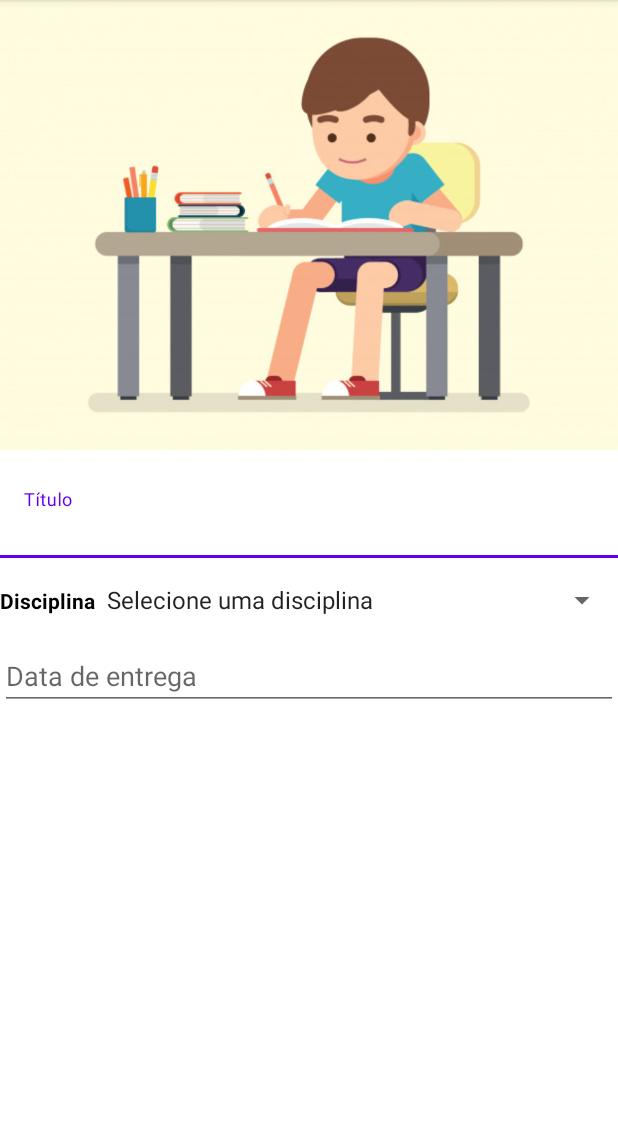
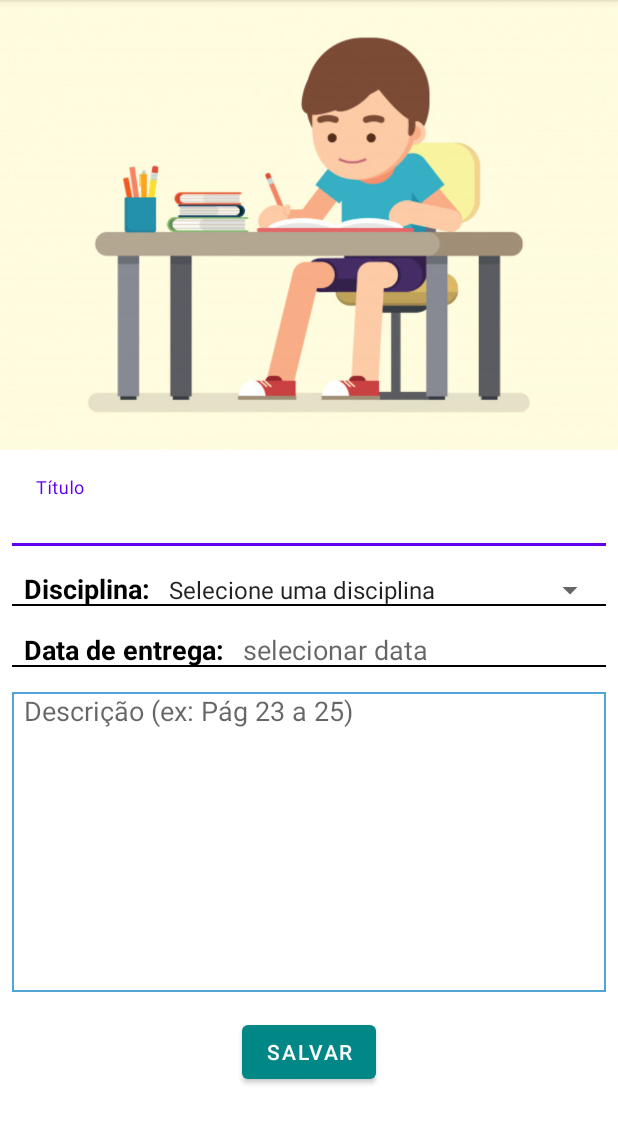
Before and after one commit to rmartorano/APP-HWReminder, an Android app: the screen it shows after launch (MainActivity), in the side drawer, after a tap on "Reminder", on a phone screen of 412 x 824 dp, the part 84-1228 px from its top. Run offline under Robolectric (Android 15) with nearby library versions, the phone set to English and light mode, and no system bars; our stand-ins replace navigation-ui.

Commit message:
- updating remote branch 09/03/21

```diff
--- a/app/src/main/java/com/cursoandroid/app_hwreminder/ui/reminder/ReminderFragment.java
+++ b/app/src/main/java/com/cursoandroid/app_hwreminder/ui/reminder/ReminderFragment.java
@@ -1,10 +1,12 @@
 package com.cursoandroid.app_hwreminder.ui.reminder;
 
 import android.app.DatePickerDialog;
+import android.os.Build;
 import android.os.Bundle;
 
 import androidx.annotation.NonNull;
 import androidx.annotation.Nullable;
+import androidx.annotation.RequiresApi;
 import androidx.fragment.app.Fragment;
 
 import android.util.Log;
@@ -13,14 +15,18 @@ import android.view.View;
 import android.view.ViewGroup;
 import android.widget.AdapterView;
 import android.widget.ArrayAdapter;
+import android.widget.Button;
 import android.widget.DatePicker;
 import android.widget.EditText;
 import android.widget.Spinner;
+import android.widget.Toast;
+import android.widget.Toolbar;
 
-import com.cursoandroid.app_hwreminder.MainActivity;
 import com.cursoandroid.app_hwreminder.R;
+import com.cursoandroid.app_hwreminder.model.Tarefa;
 
 import java.text.SimpleDateFormat;
+import java.util.Base64;
 import java.util.Calendar;
 import java.util.Locale;
 
@@ -34,8 +40,11 @@ public class ReminderFragment extends Fragment {
     // TODO: Rename parameter arguments, choose names that match
     // the fragment initialization parameters, e.g. ARG_ITEM_NUMBER
 
-    private EditText edittext;
-    final Calendar myCalendar = Calendar.getInstance();
+    private EditText editDate, editTitulo, editDescricao;
+    private Spinner spinner;
+    private Button buttonSalvar;
+    private final Calendar myCalendar = Calendar.getInstance();
+    private Tarefa tarefa;
 
     private static final String ARG_PARAM1 = "param1";
     private static final String ARG_PARAM2 = "param2";
@@ -82,13 +91,28 @@ public class ReminderFragment extends Fragment {
         return inflater.inflate(R.layout.fragment_reminder, container, false);
     }
 
+    @RequiresApi(api = Build.VERSION_CODES.LOLLIPOP)
     @Override
     public void onViewCreated(@NonNull View view, @Nullable Bundle savedInstanceState) {
         super.onViewCreated(view, savedInstanceState);
 
+        editTitulo = view.findViewById(R.id.editTitulo);
+        editDescricao = view.findViewById(R.id.editDescricao);
+        buttonSalvar = view.findViewById(R.id.buttonSalvar);
+        spinner = view.findViewById(R.id.disciplines_spinner);
+        editDate = view.findViewById(R.id.deadlineDate);
+
+        //onClick para salvar tarefa
+        buttonSalvar.setOnClickListener(new View.OnClickListener() {
+            @Override
+            public void onClick(View v) {
+                salvarTarefa(v);
+            }
+        });
+
         //date picker
 
-        edittext = (EditText) view.findViewById(R.id.deadlineDate);
+        editDate = (EditText) view.findViewById(R.id.deadlineDate);
         DatePickerDialog.OnDateSetListener date = new DatePickerDialog.OnDateSetListener() {
             @Override
             public void onDateSet(DatePicker view, int year, int month, int dayOfMonth) {
@@ -100,7 +124,7 @@ public class ReminderFragment extends Fragment {
             }
         };
 
-        edittext.setOnClickListener(new View.OnClickListener() {
+        editDate.setOnClickListener(new View.OnClickListener() {
             @Override
             public void onClick(View v) {
                 new DatePickerDialog(getContext(), date, myCalendar
@@ -122,10 +146,45 @@ public class ReminderFragment extends Fragment {
     }
 
     private void updateLabel() {
-        String myFormat = "dd/MM/yy"; //In which you need put here
+        String myFormat = "dd/MM/yy"; //Date format
         SimpleDateFormat sdf = new SimpleDateFormat(myFormat, Locale.US);
 
-        edittext.setText(sdf.format(myCalendar.getTime()));
+        editDate.setText(sdf.format(myCalendar.getTime()));
+    }
+
+    public void salvarTarefa(View view){
+        if(validarCampos()){
+            tarefa = new Tarefa(editTitulo.getText().toString(), spinner.getSelectedItem().toString(), editDate.getText().toString(), editDescricao.getText().toString());
+            Toast.makeText(getContext(), "Salvo com sucesso!", Toast.LENGTH_SHORT).show();
+        }
+    }
+
+    public boolean validarCampos(){
+        if(!editTitulo.getText().toString().equals("") && editTitulo.getText() != null){
+            if(!editDescricao.getText().toString().equals("") && editDescricao.getText() != null){
+                if(!spinner.getSelectedItem().toString().equals("Selecione uma disciplina") && spinner.getSelectedItem() != null) {
+                    if(!editDate.getText().toString().equals("") && editDate.getText() != null){
+                        return true;
+                    }
+                    else{
+                        Toast.makeText(getContext(), "Escolha uma data", Toast.LENGTH_SHORT).show();
+                        return false;
+                    }
+                }
+                else{
+                    Toast.makeText(getContext(), "Escolha uma disciplina", Toast.LENGTH_SHORT).show();
+                    return false;
+                }
+            }
+            else{
+                Toast.makeText(getContext(), "Preencha o campo Descrição", Toast.LENGTH_SHORT).show();
+                return false;
+            }
+        }
+        else{
+            Toast.makeText(getContext(), "Preencha o campo Título", Toast.LENGTH_SHORT).show();
+            return false;
+        }
     }
 
 }
--- /dev/null
+++ b/app/src/main/res/drawable/border_back.xml
@@ -0,0 +1,5 @@
+<?xml version="1.0" encoding="utf-8"?>
+<shape xmlns:android="http://schemas.android.com/apk/res/android" android:shape="rectangle" >
+    <solid android:color="@android:color/white" />
+    <stroke android:width="1dip" android:color="#4fa5d5"/>
+</shape>
--- /dev/null
+++ b/app/src/main/res/drawable/textlines.xml
@@ -0,0 +1,22 @@
+<?xml version="1.0" encoding="utf-8"?>
+<layer-list xmlns:android="http://schemas.android.com/apk/res/android" >
+    <item
+        android:bottom="1dp"
+        android:left="-2dp"
+        android:right="-2dp"
+        android:top="-2dp">
+        <shape android:shape="rectangle" >
+            <stroke
+                android:width="1dp"
+                android:color="#FF000000" />
+
+            <solid android:color="#00FFFFFF" />
+
+            <padding android:left="0dp"
+                android:right="0dp"
+                android:top="0dp"
+                android:bottom="0dp" />
+        </shape>
+    </item>
+
+</layer-list>
--- a/app/src/main/res/layout/fragment_reminder.xml
+++ b/app/src/main/res/layout/fragment_reminder.xml
@@ -5,7 +5,7 @@
     android:id="@+id/frameLayout"
     android:layout_width="match_parent"
     android:layout_height="match_parent"
-    tools:context=".ui.reminder.ReminderFragment" >
+    tools:context=".ui.reminder.ReminderFragment">
 
     <LinearLayout
         android:layout_width="match_parent"
@@ -18,7 +18,7 @@
 
         <ImageView
             android:id="@+id/imageView4"
-            android:layout_width="wrap_content"
+            android:layout_width="match_parent"
             android:layout_height="300dp"
             android:scaleType="centerCrop"
             android:src="@drawable/boy_studding" />
@@ -26,9 +26,11 @@
         <com.google.android.material.textfield.TextInputLayout
             android:layout_width="match_parent"
             android:layout_height="wrap_content"
+            android:layout_margin="8dp"
             android:layout_marginTop="16dp">
 
             <com.google.android.material.textfield.TextInputEditText
+                android:id="@+id/editTitulo"
                 android:layout_width="match_parent"
                 android:layout_height="wrap_content"
                 android:background="@color/transparent"
@@ -39,33 +41,87 @@
         <LinearLayout
             android:layout_width="match_parent"
             android:layout_height="wrap_content"
+            android:layout_margin="8dp"
             android:layout_marginTop="16dp"
+            android:background="@drawable/textlines"
             android:orientation="horizontal">
 
             <TextView
                 android:id="@+id/textView2"
                 android:layout_width="wrap_content"
                 android:layout_height="wrap_content"
-                android:text="Disciplina"
+                android:paddingLeft="8dp"
+                android:text="Disciplina: "
                 android:textColor="@color/black"
+                android:textSize="18sp"
                 android:textStyle="bold" />
 
             <Spinner
                 android:id="@+id/disciplines_spinner"
                 android:layout_width="match_parent"
                 android:layout_height="wrap_content"
+                android:gravity="center"
                 android:spinnerMode="dropdown" />
         </LinearLayout>
 
-        <EditText
-            android:id="@+id/deadlineDate"
+        <LinearLayout
             android:layout_width="match_parent"
             android:layout_height="wrap_content"
+            android:layout_gravity="center"
+            android:layout_margin="8dp"
+            android:layout_marginTop="8dp"
+            android:background="@drawable/textlines"
+            android:gravity="center">
+
+            <TextView
+                android:id="@+id/textView3"
+                android:layout_width="wrap_content"
+                android:layout_height="wrap_content"
+                android:paddingLeft="8dp"
+                android:text="Data de entrega: "
+                android:textColor="@color/black"
+                android:textSize="18sp"
+                android:textStyle="bold" />
+
+            <EditText
+                android:id="@+id/deadlineDate"
+                android:layout_width="match_parent"
+                android:layout_height="wrap_content"
+                android:background="@color/transparent"
+                android:clickable="true"
+                android:focusable="false"
+                android:hint="selecionar data"
+                android:inputType="none"
+                android:paddingLeft="8dp" />
+        </LinearLayout>
+
+        <EditText
+            android:id="@+id/editDescricao"
+            style="@style/Widget.AppCompat.AutoCompleteTextView"
+            android:layout_width="match_parent"
+            android:layout_height="200dp"
+            android:layout_margin="8dp"
+            android:layout_marginTop="8dp"
+            android:background="@drawable/border_back"
+            android:ems="10"
+            android:gravity="start|top"
+            android:hint="Descrição (ex: Pág 23 a 25)"
+            android:inputType="textMultiLine"
+            android:paddingLeft="8dp"
+            android:singleLine="false" />
+
+        <Button
+            android:id="@+id/buttonSalvar"
+            android:layout_width="wrap_content"
+            android:layout_height="wrap_content"
+            android:layout_gravity="center"
+            android:layout_margin="8dp"
             android:layout_marginTop="16dp"
-            android:clickable="true"
-            android:focusable="false"
-            android:hint="Data de entrega"
-            android:inputType="none" />
+            android:gravity="center"
+            android:onClick="salvarTarefa"
+            android:text="Salvar"
+            app:backgroundTint="@color/teal_700"
+            app:iconTintMode="multiply" />
 
     </LinearLayout>
 </androidx.constraintlayout.widget.ConstraintLayout>
--- a/build.gradle
+++ b/build.gradle
@@ -6,6 +6,7 @@ buildscript {
     }
     dependencies {
         classpath "com.android.tools.build:gradle:4.1.2"
+        classpath 'com.google.gms:google-services:4.3.5'
 
         // NOTE: Do not place your application dependencies here; they belong
         // in the individual module build.gradle files
```
Also changed, not shown: app/build.gradle (+7 -3 lines), app/src/main/java/com/cursoandroid/app_hwreminder/config/ConfiguracaoFirebase.java (added, +29 -0 lines), app/src/main/java/com/cursoandroid/app_hwreminder/model/Tarefa.java (added, +45 -0 lines), 1 other file.
